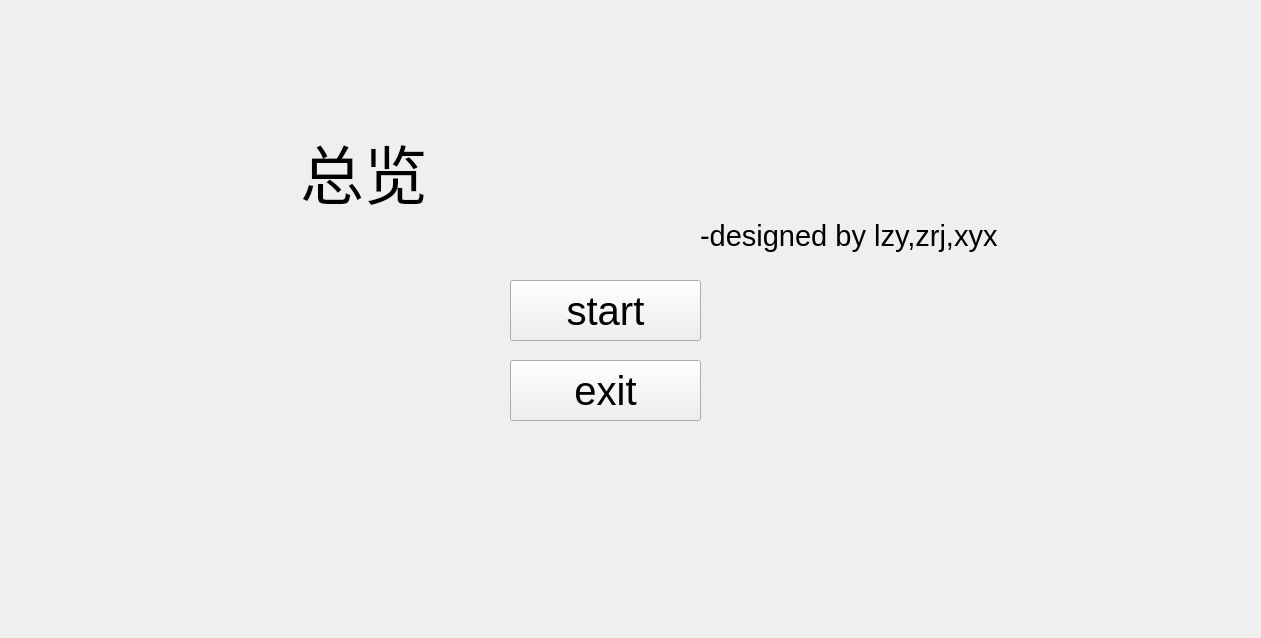
This is subway/menu.ui in imv05/QT as Qt 5 draws it before an edit. The edited form follows.
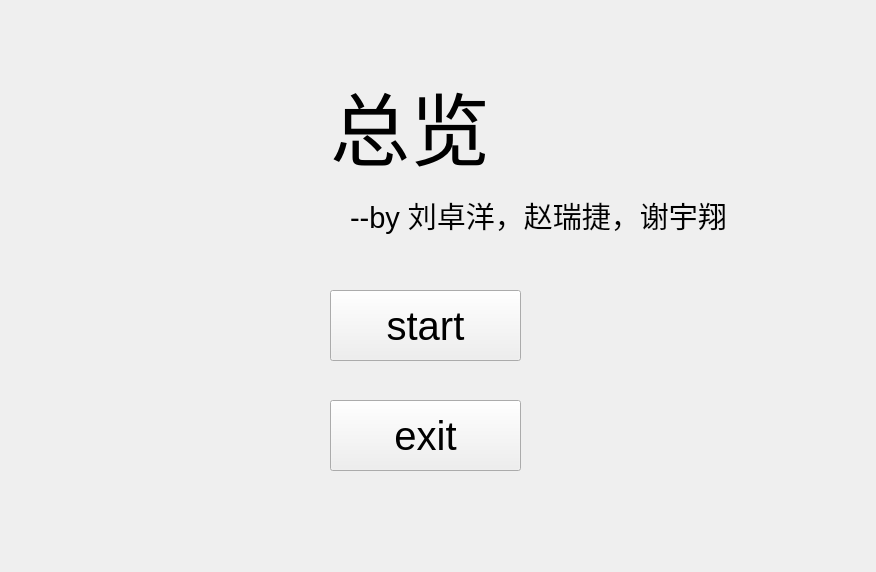
This is the edited form.

```diff
--- a/subway/menu.ui
+++ b/subway/menu.ui
@@ -6,8 +6,8 @@
    <rect>
     <x>0</x>
     <y>0</y>
-    <width>1261</width>
-    <height>638</height>
+    <width>876</width>
+    <height>572</height>
    </rect>
   </property>
   <property name="windowTitle">
@@ -16,10 +16,10 @@
   <widget class="QPushButton" name="pushButton">
    <property name="geometry">
     <rect>
-     <x>510</x>
-     <y>280</y>
+     <x>330</x>
+     <y>290</y>
      <width>191</width>
-     <height>61</height>
+     <height>71</height>
     </rect>
    </property>
    <property name="font">
@@ -37,16 +37,16 @@
   <widget class="QLabel" name="label">
    <property name="geometry">
     <rect>
-     <x>300</x>
-     <y>110</y>
-     <width>641</width>
-     <height>121</height>
+     <x>330</x>
+     <y>60</y>
+     <width>201</width>
+     <height>131</height>
     </rect>
    </property>
    <property name="font">
     <font>
      <family>交通标志专用字体</family>
-     <pointsize>48</pointsize>
+     <pointsize>60</pointsize>
     </font>
    </property>
    <property name="text">
@@ -56,9 +56,9 @@
   <widget class="QLabel" name="label_2">
    <property name="geometry">
     <rect>
-     <x>700</x>
-     <y>210</y>
-     <width>411</width>
+     <x>350</x>
+     <y>190</y>
+     <width>501</width>
      <height>51</height>
     </rect>
    </property>
@@ -68,16 +68,16 @@
     </font>
    </property>
    <property name="text">
-    <string>-designed by lzy,zrj,xyx</string>
+    <string>--by 刘卓洋，赵瑞捷，谢宇翔</string>
    </property>
   </widget>
   <widget class="QPushButton" name="pushButton_2">
    <property name="geometry">
     <rect>
-     <x>510</x>
-     <y>360</y>
+     <x>330</x>
+     <y>400</y>
      <width>191</width>
-     <height>61</height>
+     <height>71</height>
     </rect>
    </property>
    <property name="font">
@@ -95,6 +95,24 @@
     <bool>false</bool>
    </property>
   </widget>
+  <widget class="QLabel" name="label_3">
+   <property name="geometry">
+    <rect>
+     <x>0</x>
+     <y>0</y>
+     <width>871</width>
+     <height>571</height>
+    </rect>
+   </property>
+   <property name="text">
+    <string/>
+   </property>
+  </widget>
+  <zorder>label_3</zorder>
+  <zorder>pushButton</zorder>
+  <zorder>label</zorder>
+  <zorder>label_2</zorder>
+  <zorder>pushButton_2</zorder>
  </widget>
  <resources/>
  <connections/>
```
